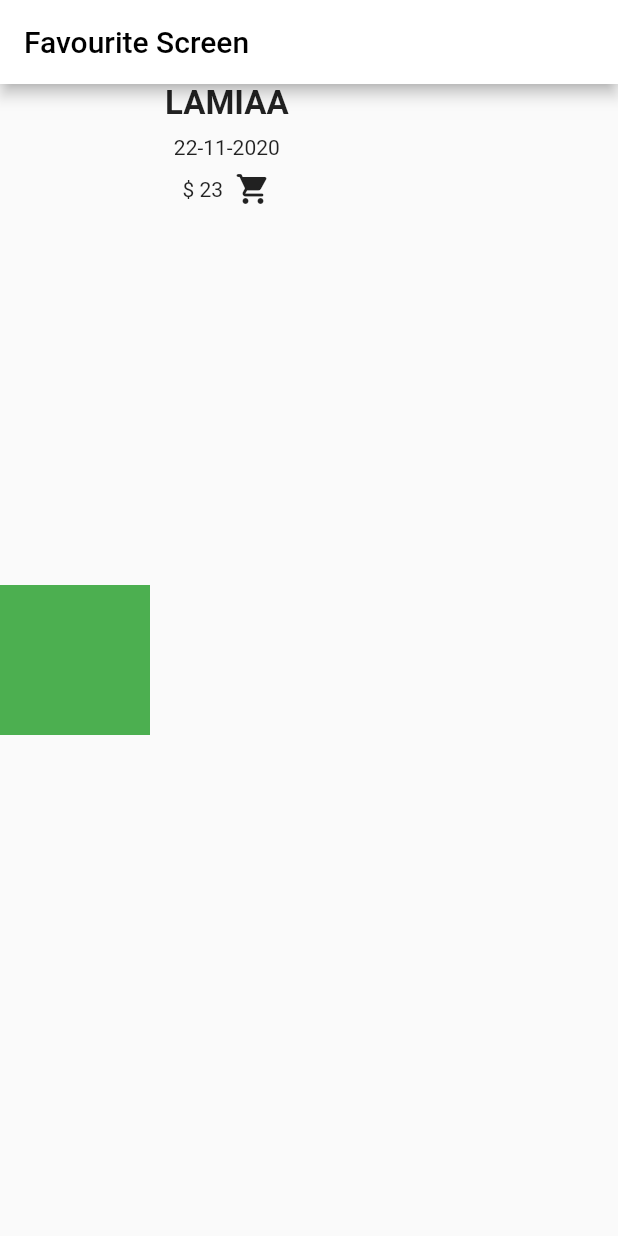
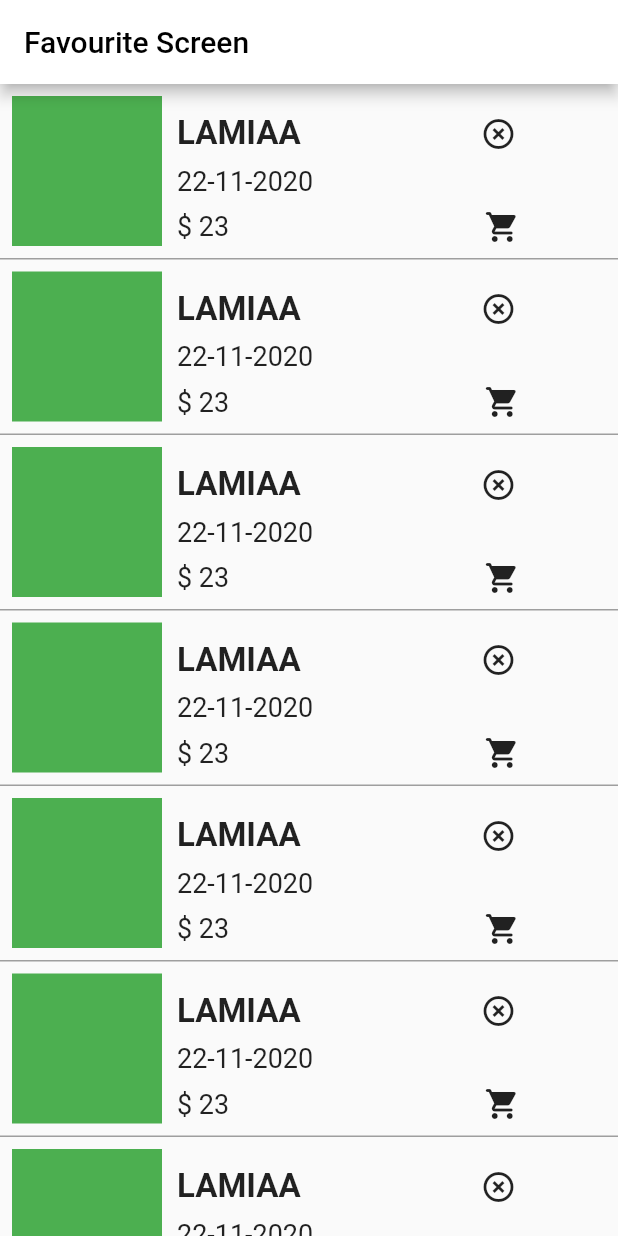
Before and after one commit to Lamiaa21-3/max_app, a Flutter app: the FavouritScreen screen opened directly, on a phone screen of 412 x 824 dp. Run offline on Flutter 3.47's test engine with Material 2 defaults, Android fonts, the phone set to English and light mode, and no system bars; our stand-ins replace flutter_bloc, fluttertoast; network calls fail.

Commit message:
favourite components

```diff
--- a/lib/screens/bottomNagiationScreen.dart
+++ b/lib/screens/bottomNagiationScreen.dart
@@ -2,7 +2,7 @@
 
 import 'package:flutter/material.dart';
 import 'package:new_app/screens/home_page_screen.dart';
-import 'package:new_app/screens/favourite_screen.dart';
+import 'package:new_app/screens/favourite_screen/favourite_screen.dart';
 import 'package:new_app/screens/search_screen.dart';
 
 import 'application_screen.dart';
@@ -20,8 +20,9 @@ class _BottomNavgitionBarScreenState extends State<BottomNavgitionBarScreen> {
 
   List<Widget> screens = [
     CartScreen(),
+    FavouritScreen(),
     HomePageScreen(),
-    FavouritScreen(),
+
 
     SearchScree(),
     ApplicationScreen(),
--- a/lib/screens/favourite_screen.dart
+++ /dev/null
@@ -1,44 +0,0 @@
-import 'package:flutter/material.dart';
-
-class FavouritScreen extends StatelessWidget {
-  const FavouritScreen({Key? key}) : super(key: key);
-
-  @override
-  Widget build(BuildContext context) {
-    return Scaffold(
-      appBar: AppBar(
-        backgroundColor: Colors.white,
-        title: Text(
-          'Favourite Screen',
-          style: TextStyle(color: Colors.black),
-        ),
-      ),
-      body: Row(
-        children: [
-          Container(
-            color: Colors.green,
-            width: 100,
-            height: 100,
-          ),
-          SizedBox(width: 10,),
-          Column(
-            children: [
-              Text('LAMIAA',style: TextStyle(fontWeight: FontWeight.bold,fontSize: 22),),
-              SizedBox(height: 8,),
-              Text('22-11-2020'),
-              SizedBox(height: 8,),
-              Row(
-                children: [
-                  Text('\$ 23'),
-                  SizedBox(width: 8,),
-                  Icon(Icons.shopping_cart_rounded),
-                ],
-              ),
-
-            ],
-          ),
-        ],
-      ),
-    );
-  }
-}
--- /dev/null
+++ b/lib/screens/favourite_screen/favourite_screen.dart
@@ -0,0 +1,34 @@
+import 'package:flutter/material.dart';
+import 'package:new_app/screens/favourite_screen/favourite_screen_components.dart';
+
+class FavouritScreen extends StatelessWidget {
+  const FavouritScreen({Key? key}) : super(key: key);
+
+  @override
+  Widget build(BuildContext context) {
+    return Scaffold(
+      appBar: AppBar(
+        backgroundColor: Colors.white,
+        title: Text(
+          'Favourite Screen',
+          style: TextStyle(color: Colors.black),
+        ),
+      ),
+      body: ListView.separated(
+        itemBuilder: (BuildContext context, int index) {
+          return FavouruteListComponents();
+        },
+        separatorBuilder: (BuildContext context, int index) {
+          return Container(
+            height: 1,
+            width: double.infinity,
+            color: Colors.grey,
+          );
+        },
+        itemCount: 11,
+      ),
+    );
+  }
+
+
+}
--- /dev/null
+++ b/lib/screens/favourite_screen/favourite_screen_components.dart
@@ -0,0 +1,64 @@
+
+
+import 'package:flutter/material.dart';
+
+class FavouruteListComponents extends StatelessWidget {
+  const FavouruteListComponents({Key? key}) : super(key: key);
+
+  @override
+  Widget build(BuildContext context) {
+    return   Padding(
+        padding: const EdgeInsets.all(8.0),
+        child: Row(
+          crossAxisAlignment: CrossAxisAlignment.start,
+          children: [
+            Container(
+              color: Colors.green,
+              width: 100,
+              height: 100,
+            ),
+            SizedBox(
+              width: 10,
+            ),
+            Column(
+              crossAxisAlignment: CrossAxisAlignment.start,
+              children: [
+                SizedBox(height: 12,),
+                Row(
+                  children: [
+                    Text(
+                      'LAMIAA',
+                      style: TextStyle(fontWeight: FontWeight.bold, fontSize: 22),
+                    ),
+                    SizedBox(
+                      width: 120,
+                    ),
+
+                    Icon(Icons.highlight_remove),
+                  ],
+                ),
+                SizedBox(
+                  height: 8,
+                ),
+                Text('22-11-2020',style: TextStyle( fontSize: 18),),
+                SizedBox(
+                  height: 8,
+                ),
+                Row(
+
+                  children: [
+                    Text('\$ 23',style: TextStyle( fontSize: 18),),
+                    SizedBox(
+                      width: 170,
+                    ),
+
+                    Icon(Icons.shopping_cart_rounded),
+                  ],
+                ),
+              ],
+            ),
+          ],
+        ),
+      );
+    }
+  }
```
